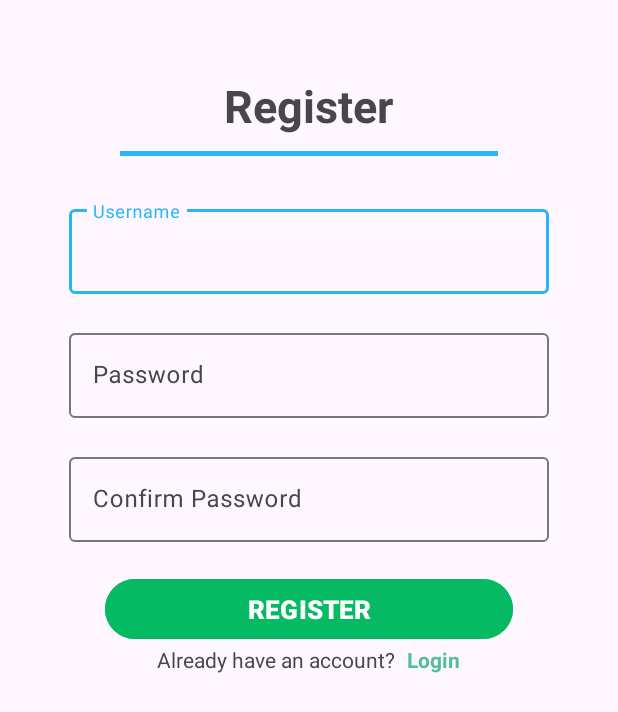
After one commit to corne-ac/Rainfall, an Android app: the layout fragment_register.xml on its own in the app's theme, with its tools: preview values and no code run, on a phone screen of 412 x 824 dp. The commit adds this screen. Shown: the top 712 px of the screen. Run offline under Robolectric (Android 15) with nearby library versions, the phone set to English and light mode, and no system bars.

Commit message:
Start of Login/Register Impl: UI + state,model,fragment

```diff
--- a/app/src/main/res/layout/fragment_capture.xml
+++ b/app/src/main/res/layout/fragment_capture.xml
@@ -29,10 +29,6 @@
             android:layout_height="3dp"
             android:background="@color/light_blue_400"
             android:layout_marginHorizontal="50dp"/>
-
-
-        <!-- Consider making adapter for spinner items added to have bigger text + bold -->
-
 
         <!--Text fields-->
         <LinearLayout
--- /dev/null
+++ b/app/src/main/res/layout/fragment_register.xml
@@ -0,0 +1,82 @@
+<?xml version="1.0" encoding="utf-8"?>
+<LinearLayout xmlns:android="http://schemas.android.com/apk/res/android"
+    xmlns:tools="http://schemas.android.com/tools"
+    android:layout_width="match_parent"
+    android:layout_height="match_parent"
+    xmlns:app="http://schemas.android.com/apk/res-auto"
+    tools:context=".ui.account.register.RegisterFragment"
+    android:orientation="vertical"
+    android:gravity="center_horizontal"
+    android:layout_marginHorizontal="30dp">
+
+    <TextView
+        android:layout_width="wrap_content"
+        android:layout_height="wrap_content"
+        android:text="@string/register"
+        android:layout_marginHorizontal="20dp"
+        android:layout_marginTop="50dp"
+        android:layout_marginBottom="10dp"
+        android:textSize="30sp"
+        android:textStyle="bold"/>
+
+    <View
+        android:layout_width="match_parent"
+        android:layout_height="3dp"
+        android:background="@color/light_blue_400"
+        android:layout_marginHorizontal="50dp"
+        android:layout_marginBottom="30dp"/>
+
+    <com.corne.rainfall.ui.components.TextInput
+        android:id="@+id/username"
+        android:layout_width="match_parent"
+        android:layout_height="wrap_content"
+        app:hint="Username" />
+
+    <com.corne.rainfall.ui.components.TextInput
+        android:id="@+id/password"
+        android:layout_width="match_parent"
+        android:layout_height="wrap_content"
+        app:hint="Password" />
+
+    <com.corne.rainfall.ui.components.TextInput
+        android:id="@+id/end_time_input"
+        android:layout_width="match_parent"
+        android:layout_height="wrap_content"
+        app:hint="Confirm Password" />
+
+    <com.google.android.material.button.MaterialButton
+        android:id="@+id/register_btn"
+        android:layout_width="match_parent"
+        android:layout_height="wrap_content"
+        app:iconGravity="textStart"
+        android:textStyle="bold"
+        android:text="REGISTER"
+        android:textSize="17sp"
+        android:backgroundTint="@color/emerald"
+        android:paddingHorizontal="50dp"
+        android:layout_marginHorizontal="40dp"/>
+
+    <LinearLayout
+        android:id="@+id/linearLayout"
+        android:layout_width="match_parent"
+        android:layout_height="wrap_content"
+        android:gravity="center"
+        tools:layout_editor_absoluteX="16dp">
+
+        <TextView
+            android:layout_width="wrap_content"
+            android:layout_height="wrap_content"
+            android:text="Already have an account?" />
+
+        <TextView
+            android:id="@+id/login_action"
+            android:layout_width="wrap_content"
+            android:layout_height="wrap_content"
+            android:layout_marginStart="8dp"
+            android:text="@string/login"
+            android:textColor="@color/mint"
+            android:textStyle="bold"/>
+    </LinearLayout>
+
+
+</LinearLayout>
--- a/app/src/main/res/values/strings.xml
+++ b/app/src/main/res/values/strings.xml
@@ -31,4 +31,7 @@
     <string name="offline_mode">Offline Mode</string>
     <string name="current_location">Current Location:</string>
     <string name="NoAllertsFound">No alerts found</string>
+    <string name="register">Register</string>
+    <string name="login">Login</string>
+    <string name="don_t_have_an_account">Don\'t have an account?</string>
 </resources>
```
Also changed, not shown: app/src/main/java/com/corne/rainfall/ui/account/login/ILoginState.kt (added, +22 -0 lines), app/src/main/java/com/corne/rainfall/ui/account/login/LoginFragment.kt (added, +36 -0 lines), app/src/main/java/com/corne/rainfall/ui/account/login/LoginViewModel.kt (added, +19 -0 lines), app/src/main/java/com/corne/rainfall/ui/account/register/IRegisterState.kt (added, +19 -0 lines), app/src/main/java/com/corne/rainfall/ui/account/register/RegisterFragment.kt (added, +38 -0 lines), app/src/main/java/com/corne/rainfall/ui/account/register/RegisterViewModel.kt (added, +17 -0 lines), app/src/main/java/com/corne/rainfall/ui/home/HomeViewModel.kt (+0 -36 lines), app/src/main/res/layout/fragment_login.xml (added, +79 -0 lines).
